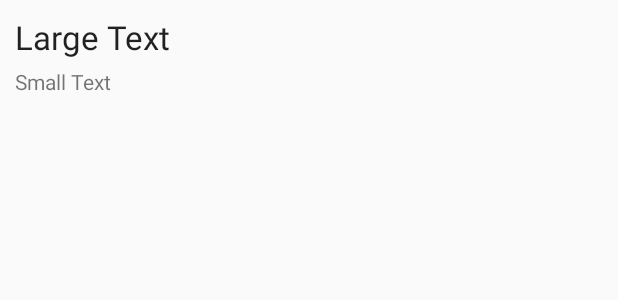
After one commit to adrianodennanni/APScanner, an Android app: the layout facility_list_item.xml on its own in the app's theme, with its tools: preview values and no code run, on a phone screen of 412 x 824 dp. The commit adds this screen. Shown: the top 300 px of the screen. Run offline under Robolectric (Android 15) with nearby library versions, the phone set to English and light mode, and no system bars.

Commit message:
Facilities showing up on screen list

```diff
--- a/app/src/main/java/map/net/apscanner/activities/StartActivity.java
+++ b/app/src/main/java/map/net/apscanner/activities/StartActivity.java
@@ -5,6 +5,8 @@ import android.content.Intent;
 import android.content.SharedPreferences;
 import android.os.Bundle;
 import android.support.v7.app.AppCompatActivity;
+
+import map.net.apscanner.helpers.UserInfo;
 
 /**
  * This is the Launcher Activity. If the user has previously logged in, it will warp to the User's
@@ -23,6 +25,9 @@ public class StartActivity extends AppCompatActivity {
 
         if (prefs.getBoolean("logged_in?", false)) {
             nextActivity = new Intent(StartActivity.this, FacilitiesActivity.class);
+
+            UserInfo.setUserEmail(prefs.getString("X-User-Email", null));
+            UserInfo.setUserToken(prefs.getString("X-User-Token", null));
         } else {
             nextActivity = new Intent(StartActivity.this, LoginActivity.class);
         }
--- a/app/src/main/res/layout/activity_login.xml
+++ b/app/src/main/res/layout/activity_login.xml
@@ -16,7 +16,7 @@
             android:layout_height="wrap_content"
             android:text="@string/login"
             android:textColor="@android:color/primary_text_dark"
-            android:textSize="@dimen/abc_text_size_headline_material" />
+            android:textSize="24sp" />
     </android.support.v7.widget.Toolbar>
 
 
--- /dev/null
+++ b/app/src/main/res/layout/facility_list_item.xml
@@ -0,0 +1,27 @@
+<?xml version="1.0" encoding="utf-8"?>
+<LinearLayout xmlns:android="http://schemas.android.com/apk/res/android"
+    android:id="@+id/linearLayout"
+    android:layout_width="match_parent"
+    android:layout_height="70dp"
+    android:orientation="vertical">
+
+    <TextView
+        android:id="@+id/title"
+        android:layout_width="wrap_content"
+        android:layout_height="wrap_content"
+        android:layout_marginLeft="10dp"
+        android:layout_marginRight="10dp"
+        android:layout_marginTop="10dp"
+        android:text="Large Text"
+        android:textAppearance="?android:attr/textAppearanceLarge" />
+
+    <TextView
+        android:id="@+id/subTitle"
+        android:layout_width="wrap_content"
+        android:layout_height="wrap_content"
+        android:layout_marginLeft="10dp"
+        android:layout_marginRight="10dp"
+        android:layout_marginTop="5dp"
+        android:text="Small Text"
+        android:textAppearance="?android:attr/textAppearanceSmall" />
+</LinearLayout>
--- a/app/src/main/res/values/strings.xml
+++ b/app/src/main/res/values/strings.xml
@@ -6,4 +6,6 @@
     <string name="john_doe_email">john@net.map</string>
 
     <string name="sign_in_url">http://52.67.105.105:3000/users/sign_in</string>
+    <string name="get_facilities_url">http://52.67.105.105:3000/facilities</string>
+    <string name="facilities">Facilities</string>
 </resources>
```
Also changed, not shown: app/src/main/java/map/net/apscanner/activities/FacilitiesActivity.java (+91 -2 lines), app/src/main/java/map/net/apscanner/activities/LoginActivity.java (+6 -4 lines), app/src/main/java/map/net/apscanner/classes/facility/Facility.java (added, +27 -0 lines), app/src/main/java/map/net/apscanner/classes/facility/FacilityAdapter.java (added, +39 -0 lines), app/src/main/java/map/net/apscanner/helpers/UserInfo.java (+6 -6 lines), app/src/main/res/layout/activity_facilities.xml (+14 -0 lines).
